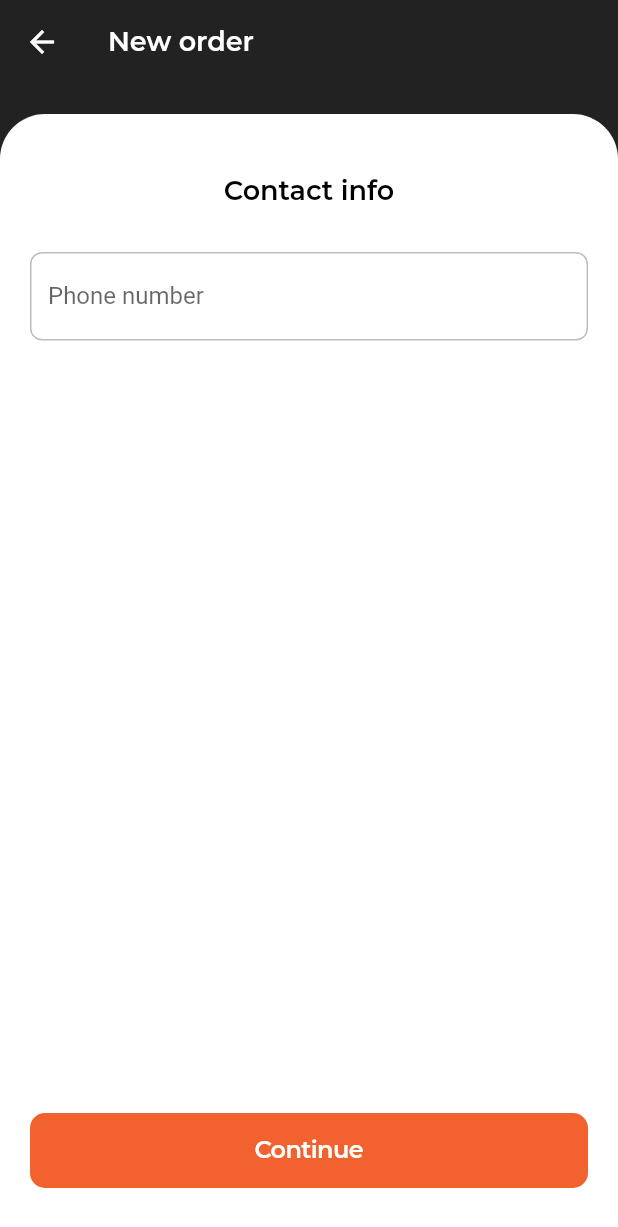
After one commit to XXX1694/golfex, a Flutter app: the ContactInfoPage screen opened directly, on a phone screen of 412 x 824 dp. The commit adds this screen. Shown: the top 1227 px of the screen. Run offline on Flutter 3.47's test engine with Material 2 defaults, Android fonts, the phone set to English and light mode, and no system bars; our stand-ins replace equatable, flutter_bloc, flutter_svg, google_fonts, mask_text_input_formatter.

Commit message:
add_order/contact_info page was code

```diff
--- a/lib/features/home_page/presentation/widgets/create_order_button.dart
+++ b/lib/features/home_page/presentation/widgets/create_order_button.dart
@@ -1,6 +1,7 @@
 import 'package:flutter/cupertino.dart';
 import 'package:flutter/material.dart';
 import 'package:flutter_svg/svg.dart';
+import 'package:goflex/features/new_order/presentation/pages/contact_info_page.dart';
 import 'package:google_fonts/google_fonts.dart';
 
 class CreateOrderButton extends StatelessWidget {
@@ -9,7 +10,13 @@ class CreateOrderButton extends StatelessWidget {
   @override
   Widget build(BuildContext context) {
     return CupertinoButton(
-      onPressed: () {},
+      onPressed: () {
+        Navigator.push(
+            context,
+            MaterialPageRoute(
+              builder: (context) => const ContactInfoPage(),
+            ));
+      },
       padding: const EdgeInsets.all(0),
       child: Container(
         height: double.infinity,
--- /dev/null
+++ b/lib/features/new_order/presentation/bloc/new_order_bloc.dart
@@ -0,0 +1,11 @@
+import 'package:equatable/equatable.dart';
+import 'package:flutter_bloc/flutter_bloc.dart';
+
+part 'new_order_event.dart';
+part 'new_order_state.dart';
+
+class NewOrderBloc extends Bloc<NewOrderEvent, NewOrderState> {
+  NewOrderBloc() : super(NewOrderInitial()) {
+    on<NewOrderEvent>((event, emit) {});
+  }
+}
--- /dev/null
+++ b/lib/features/new_order/presentation/bloc/new_order_event.dart
@@ -0,0 +1,8 @@
+part of 'new_order_bloc.dart';
+
+abstract class NewOrderEvent extends Equatable {
+  const NewOrderEvent();
+
+  @override
+  List<Object> get props => [];
+}
--- /dev/null
+++ b/lib/features/new_order/presentation/bloc/new_order_state.dart
@@ -0,0 +1,9 @@
+part of 'new_order_bloc.dart';
+
+abstract class NewOrderState extends Equatable {
+  const NewOrderState();
+
+  @override
+  List<Object> get props => [];
+}
+class NewOrderInitial extends NewOrderState {}
--- /dev/null
+++ b/lib/features/new_order/presentation/pages/contact_info_page.dart
@@ -0,0 +1,86 @@
+import 'package:flutter/material.dart';
+import 'package:goflex/features/common/widgets/main_button.dart';
+import 'package:goflex/features/new_order/presentation/widgets/contact_info_page/recipient_number_field.dart';
+import 'package:google_fonts/google_fonts.dart';
+
+class ContactInfoPage extends StatefulWidget {
+  const ContactInfoPage({super.key});
+
+  @override
+  State<ContactInfoPage> createState() => _ContactInfoPageState();
+}
+
+class _ContactInfoPageState extends State<ContactInfoPage> {
+  late TextEditingController _phoneController;
+  @override
+  void initState() {
+    _phoneController = TextEditingController();
+    super.initState();
+  }
+
+  @override
+  Widget build(BuildContext context) {
+    return Scaffold(
+      backgroundColor: const Color(0xFF222222),
+      appBar: AppBar(
+        backgroundColor: const Color(0xFF222222),
+        elevation: 0,
+        title: Text(
+          'New order',
+          style: GoogleFonts.montserrat(
+            color: Colors.white,
+            fontSize: 18,
+            fontWeight: FontWeight.w600,
+          ),
+        ),
+      ),
+      body: Column(
+        children: [
+          const SizedBox(height: 20),
+          Expanded(
+            child: Container(
+              width: double.infinity,
+              height: double.infinity,
+              decoration: const BoxDecoration(
+                color: Colors.white,
+                borderRadius: BorderRadius.vertical(top: Radius.circular(30)),
+              ),
+              child: Padding(
+                padding: const EdgeInsets.symmetric(horizontal: 20),
+                child: SafeArea(
+                  child: Column(
+                    children: [
+                      const SizedBox(height: 40),
+                      Text(
+                        'Contact info',
+                        style: GoogleFonts.montserrat(
+                          color: Colors.black,
+                          fontWeight: FontWeight.w600,
+                          fontSize: 18,
+                        ),
+                      ),
+                      const SizedBox(height: 30),
+                      RecipientNumberField(controller: _phoneController),
+                      const Spacer(),
+                      MainButton(
+                        text: 'Continue',
+                        onPressed: () {},
+                      ),
+                      const SizedBox(height: 32),
+                    ],
+                  ),
+                ),
+              ),
+            ),
+          )
+        ],
+      ),
+    );
+  }
+
+  @override
+  void dispose() {
+    _phoneController.dispose();
+    super.dispose();
+  }
+}
--- /dev/null
+++ b/lib/features/new_order/presentation/widgets/contact_info_page/recipient_number_field.dart
@@ -0,0 +1,35 @@
+import 'package:flutter/material.dart';
+import 'package:goflex/features/common/colors.dart';
+import 'package:mask_text_input_formatter/mask_text_input_formatter.dart';
+
+class RecipientNumberField extends StatelessWidget {
+  const RecipientNumberField({super.key, required this.controller});
+  final TextEditingController controller;
+  @override
+  Widget build(BuildContext context) {
+    return TextField(
+      controller: controller,
+      decoration: InputDecoration(
+        labelText: 'Phone number',
+        floatingLabelStyle: TextStyle(color: mainColor),
+        focusedBorder: OutlineInputBorder(
+          borderRadius: BorderRadius.circular(8),
+          borderSide: BorderSide(color: mainColor),
+        ),
+        enabledBorder: OutlineInputBorder(
+          borderRadius: BorderRadius.circular(8),
+          borderSide: const BorderSide(color: Colors.black26),
+        ),
+      ),
+      keyboardType: TextInputType.phone,
+      inputFormatters: [maskFormatter],
+    );
+  }
+}
+
+var maskFormatter = MaskTextInputFormatter(
+  mask: '+7 (###) ###-##-##',
+  filter: {
+    "#": RegExp(r'[0-9]'),
+  },
+);
```
Also changed, not shown: assets/icons/Frame 13.svg (added).
